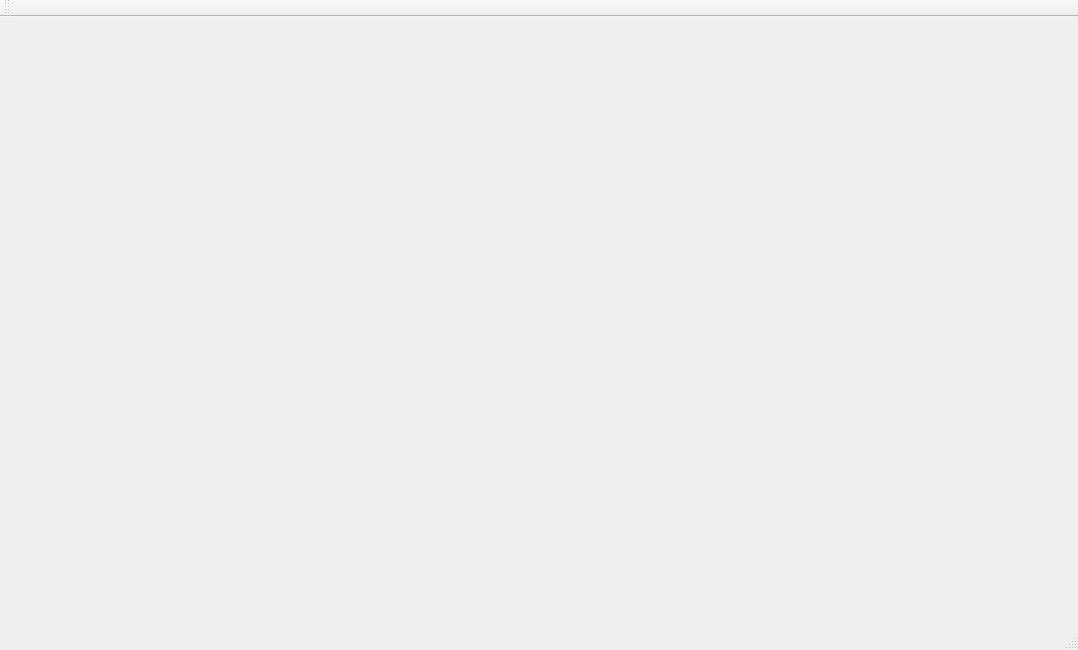
Before: the Qt Designer form mainwindow.ui in ruoxianSun/nestpp, drawn with Qt 5.
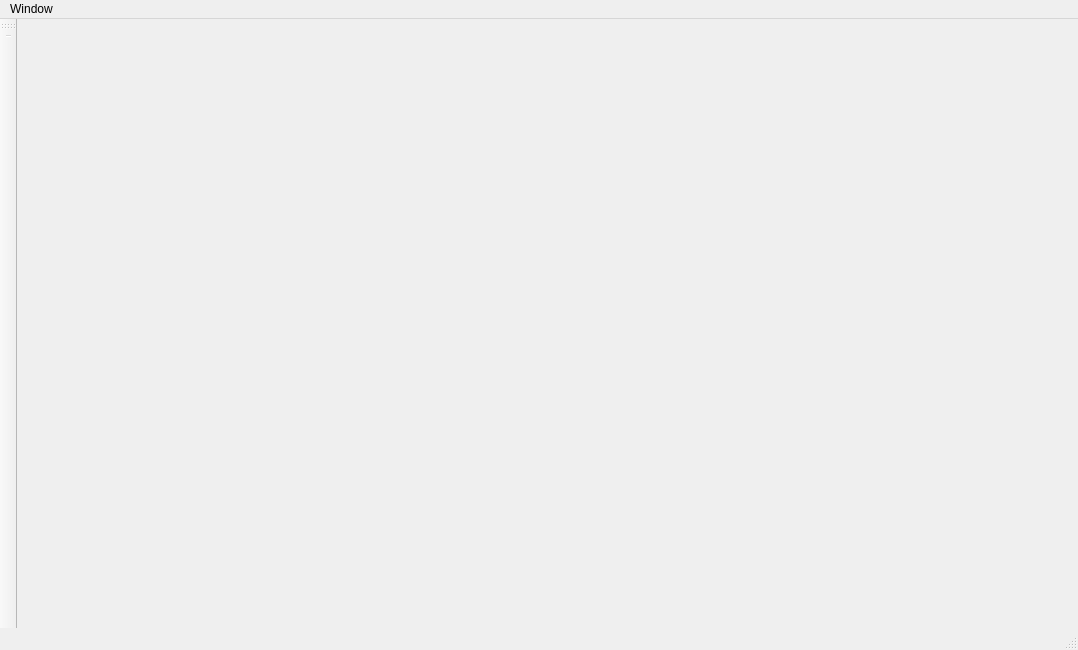
After: the same form once the commit is applied.

The edit to the form file:
```diff
--- a/mainwindow.ui
+++ b/mainwindow.ui
@@ -23,14 +23,22 @@
      <height>26</height>
     </rect>
    </property>
+   <widget class="QMenu" name="menuNew">
+    <property name="title">
+     <string>Window</string>
+    </property>
+    <addaction name="actionAddGL"/>
+   </widget>
+   <addaction name="menuNew"/>
   </widget>
   <widget class="QToolBar" name="mainToolBar">
    <attribute name="toolBarArea">
-    <enum>TopToolBarArea</enum>
+    <enum>LeftToolBarArea</enum>
    </attribute>
    <attribute name="toolBarBreak">
     <bool>false</bool>
    </attribute>
+   <addaction name="separator"/>
   </widget>
   <widget class="QStatusBar" name="statusBar"/>
  </widget>
```
Left out of the diff: 5 changed lines with no effect on the pictures.
